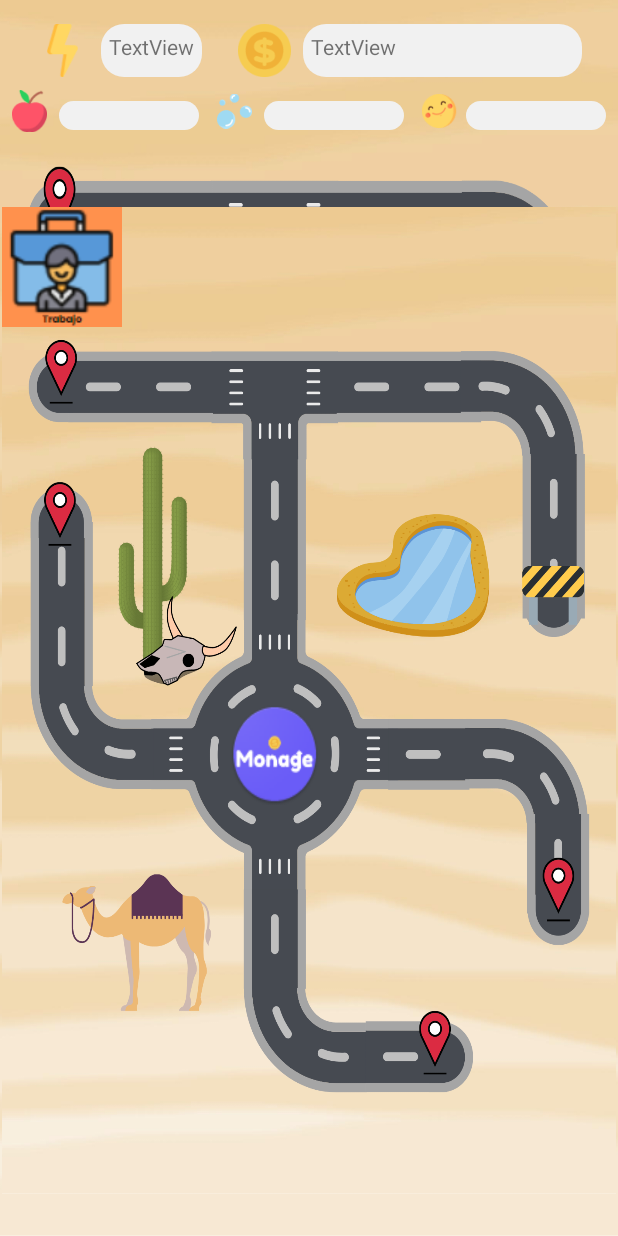
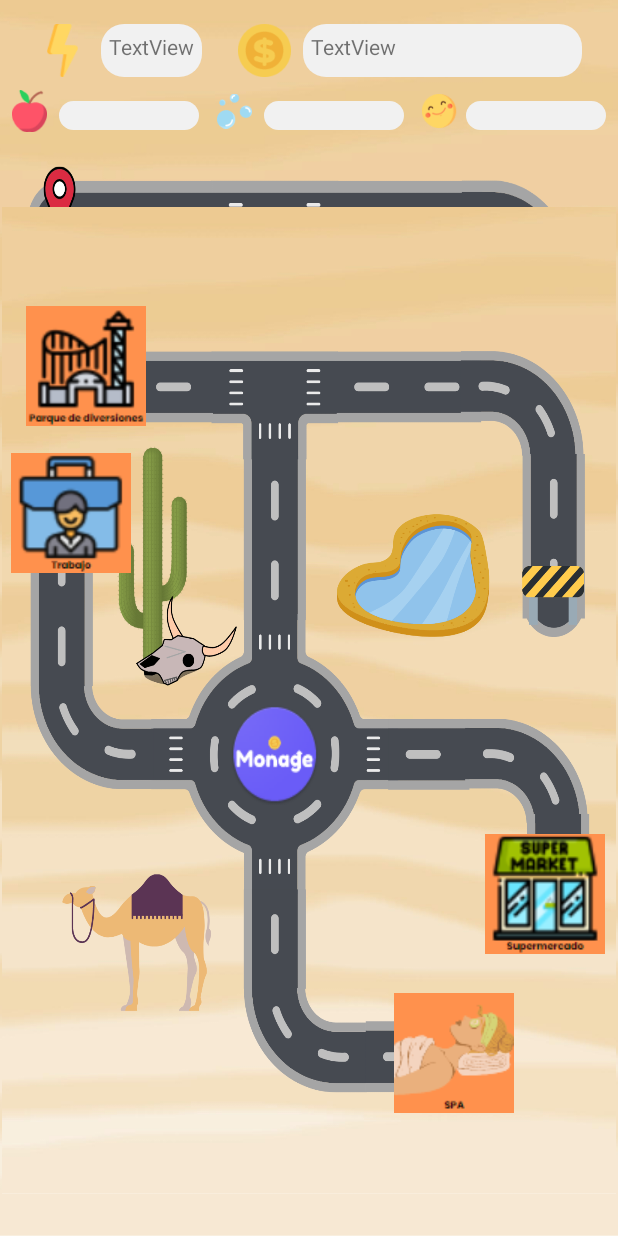
Before and after one commit to FernandaRojas152/monage, an Android app: the fragment PaymentsFragment shown on its own in the app's theme, on a phone screen of 412 x 824 dp. Run offline under Robolectric (Android 15) with nearby library versions, the light colour scheme and no system bars.

Commit message:
Fix constrains payment screen

```diff
--- a/app/src/main/res/layout/fragment_payments.xml
+++ b/app/src/main/res/layout/fragment_payments.xml
@@ -152,33 +152,49 @@
             android:id="@+id/button7"
             android:layout_width="80dp"
             android:layout_height="80dp"
+            android:layout_marginStart="322dp"
+            android:layout_marginTop="418dp"
+            android:layout_marginEnd="7dp"
             android:background="@drawable/supermercado"
-            tools:layout_editor_absoluteX="322dp"
-            tools:layout_editor_absoluteY="418dp" />
+            app:layout_constraintEnd_toEndOf="parent"
+            app:layout_constraintStart_toStartOf="parent"
+            app:layout_constraintTop_toTopOf="parent" />
 
         <Button
             android:id="@+id/button8"
             android:layout_width="80dp"
             android:layout_height="80dp"
+            android:layout_marginStart="261dp"
+            android:layout_marginEnd="68dp"
+            android:layout_marginBottom="54dp"
             android:background="@drawable/spa"
-            tools:layout_editor_absoluteX="261dp"
-            tools:layout_editor_absoluteY="524dp" />
+            app:layout_constraintBottom_toBottomOf="parent"
+            app:layout_constraintEnd_toEndOf="parent"
+            app:layout_constraintStart_toStartOf="parent" />
 
         <Button
             android:id="@+id/button5"
             android:layout_width="80dp"
             android:layout_height="80dp"
+            android:layout_marginStart="16dp"
+            android:layout_marginTop="66dp"
+            android:layout_marginEnd="313dp"
             android:background="@drawable/parque"
-            tools:layout_editor_absoluteX="16dp"
-            tools:layout_editor_absoluteY="67dp" />
+            app:layout_constraintEnd_toEndOf="parent"
+            app:layout_constraintStart_toStartOf="parent"
+            app:layout_constraintTop_toTopOf="parent" />
 
         <Button
             android:id="@+id/button6"
             android:layout_width="80dp"
             android:layout_height="80dp"
+            android:layout_marginStart="6dp"
+            android:layout_marginTop="18dp"
+            android:layout_marginEnd="323dp"
             android:background="@drawable/trabajo"
-            tools:layout_editor_absoluteX="6dp"
-            tools:layout_editor_absoluteY="164dp" />
+            app:layout_constraintEnd_toEndOf="parent"
+            app:layout_constraintStart_toStartOf="parent"
+            app:layout_constraintTop_toBottomOf="@+id/button5" />
     </androidx.constraintlayout.widget.ConstraintLayout>
 
 </androidx.constraintlayout.widget.ConstraintLayout>
```
